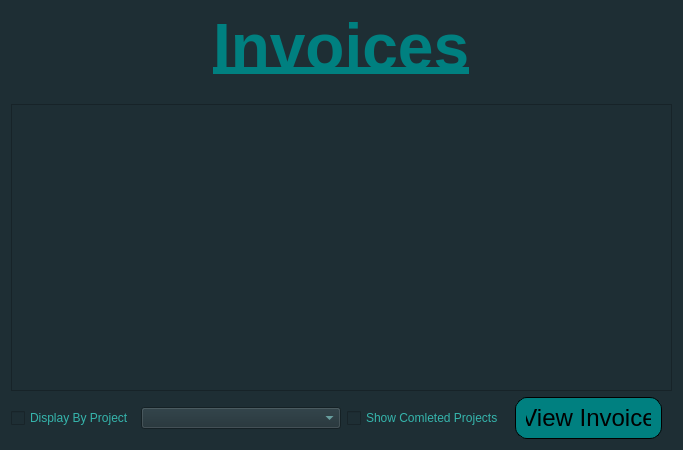
Above: src/ui/ViewInvoices.ui from CanMatthewCode/ArchitectsLog before the change. Below: the same form after it.
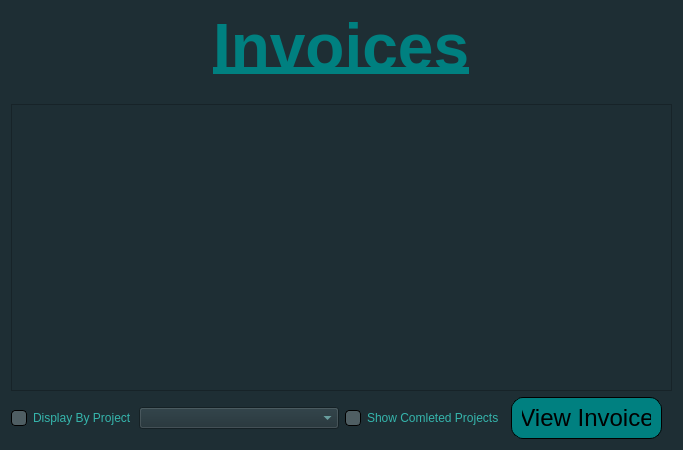
That is the form after the change.

The edit to the form file:
```diff
--- a/src/ui/ViewInvoices.ui
+++ b/src/ui/ViewInvoices.ui
@@ -28,6 +28,25 @@
 }
 QComboBox QAbstractItemView{
 	color: #89D5D2;
+}
+QHeaderView::section {
+	color: white;
+	background-color: #1E2E34;
+	border: 1px solid black;
+}
+QCheckBox::indicator {
+	background-color: #4F5E63;
+	border-radius: 4px;
+	border: 1px solid black;
+	width: 14px;
+	height: 14px;
+}
+QCheckBox::indicator::checked{
+	background-color: #008080;
+	border-radius: 4px;
+	border: 1px solid black;
+	width: 14px;
+	height: 14px;
 }</string>
   </property>
   <layout class="QVBoxLayout" name="verticalLayout">
```
Left out of the diff: 7 changed lines with no effect on the pictures.
